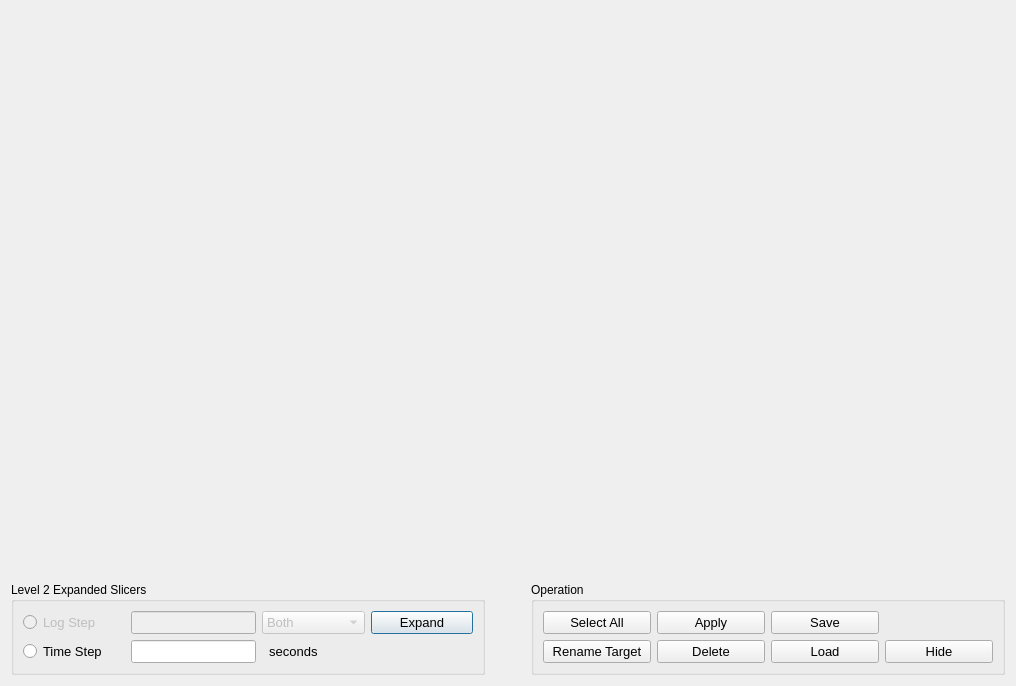
Qt form designer/ManualSlicerTable.ui (neutrons/PyVDrive) before a commit.
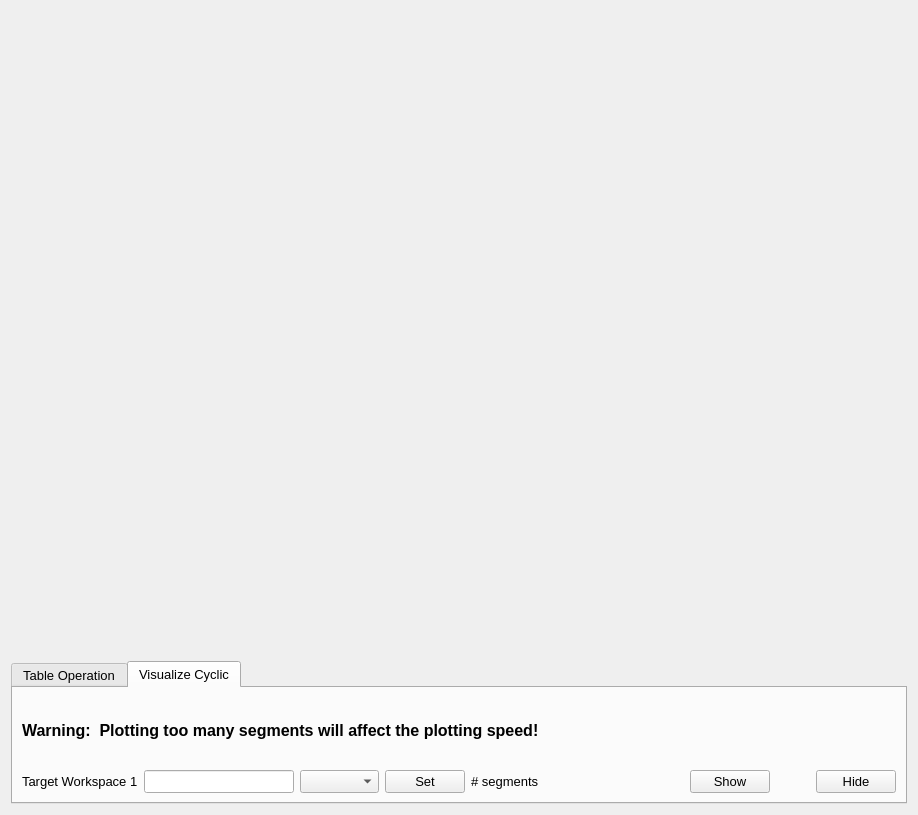
The same form after that commit. The open tabs and pages were chosen to show the change.

Commit message: Refs #196. Expanded manual slicer dialog for visualize on cylic slicers.

What changed in the file:
```diff
--- a/designer/ManualSlicerTable.ui
+++ b/designer/ManualSlicerTable.ui
@@ -6,8 +6,8 @@
    <rect>
     <x>0</x>
     <y>0</y>
-    <width>1016</width>
-    <height>686</height>
+    <width>918</width>
+    <height>815</height>
    </rect>
   </property>
   <property name="windowTitle">
@@ -17,7 +17,7 @@
    <item>
 <widget class="QFrame" name="frame_tableWidget_segments">
      <property name="sizePolicy">
-      <sizepolicy hsizetype="Minimum" vsizetype="Expanding">
+      <sizepolicy hsizetype="Expanding" vsizetype="Expanding">
        <horstretch>0</horstretch>
        <verstretch>0</verstretch>
       </sizepolicy>
@@ -31,8 +31,27 @@
     </widget>
    </item>
    <item>
-    <layout class="QHBoxLayout" name="horizontalLayout">
-     <item>
+    <widget class="QTabWidget" name="tabWidget">
+     <property name="sizePolicy">
+      <sizepolicy hsizetype="Expanding" vsizetype="Preferred">
+       <horstretch>0</horstretch>
+       <verstretch>0</verstretch>
+      </sizepolicy>
+     </property>
+     <property name="font">
+      <font>
+       <pointsize>10</pointsize>
+      </font>
+     </property>
+     <property name="currentIndex">
+      <number>0</number>
+     </property>
+     <widget class="QWidget" name="tab">
+      <attribute name="title">
+       <string>Table Operation</string>
+      </attribute>
+      <layout class="QGridLayout" name="gridLayout">
+       <item row="0" column="0">
       <widget class="QGroupBox" name="groupBox_level2Slicers">
        <property name="enabled">
         <bool>true</bool>
@@ -161,26 +180,10 @@
        </layout>
       </widget>
      </item>
-     <item>
-      <spacer name="horizontalSpacer">
-       <property name="orientation">
-        <enum>Qt::Horizontal</enum>
-       </property>
-       <property name="sizeType">
-        <enum>QSizePolicy::Ignored</enum>
-       </property>
-       <property name="sizeHint" stdset="0">
-        <size>
-         <width>40</width>
-         <height>20</height>
-        </size>
-       </property>
-      </spacer>
-     </item>
-     <item>
+       <item row="0" column="2">
       <widget class="QGroupBox" name="groupBox">
        <property name="title">
-        <string>Operation</string>
+          <string>Table</string>
        </property>
        <layout class="QGridLayout" name="gridLayout_4">
         <item row="0" column="0">
@@ -238,20 +241,6 @@
           </property>
          </widget>
         </item>
-        <item row="0" column="1">
-         <widget class="QPushButton" name="pushButton_applyTimeSegs">
-          <property name="font">
-           <font>
-            <pointsize>10</pointsize>
-            <weight>50</weight>
-            <bold>false</bold>
-           </font>
-          </property>
-          <property name="text">
-           <string>Apply</string>
-          </property>
-         </widget>
-        </item>
         <item row="3" column="2">
          <widget class="QPushButton" name="pushButton_loadSlicerFromFile">
           <property name="font">
@@ -264,7 +253,7 @@
           </property>
          </widget>
         </item>
-        <item row="0" column="2">
+          <item row="0" column="3">
          <widget class="QPushButton" name="pushButton_saveTimeSegs">
           <property name="font">
            <font>
@@ -278,20 +267,144 @@
           </property>
          </widget>
         </item>
+          <item row="0" column="2">
+           <widget class="QPushButton" name="pushButton_applyTimeSegs">
+            <property name="font">
+             <font>
+              <pointsize>10</pointsize>
+              <weight>50</weight>
+              <bold>false</bold>
+             </font>
+            </property>
+            <property name="text">
+             <string>Apply</string>
+            </property>
+           </widget>
+          </item>
        </layout>
       </widget>
      </item>
-    </layout>
-   </item>
-  </layout>
- </widget>
- <customwidgets>
-  <customwidget>
-   <class>DataSlicerSegmentTable</class>
-   <extends>QTableWidget</extends>
-   <header>vdrivetablewidgets.h</header>
-  </customwidget>
- </customwidgets>
+       <item row="0" column="1">
+        <spacer name="horizontalSpacer">
+         <property name="orientation">
+          <enum>Qt::Horizontal</enum>
+         </property>
+         <property name="sizeType">
+          <enum>QSizePolicy::Ignored</enum>
+         </property>
+         <property name="sizeHint" stdset="0">
+          <size>
+           <width>40</width>
+           <height>20</height>
+          </size>
+         </property>
+        </spacer>
+       </item>
+      </layout>
+     </widget>
+     <widget class="QWidget" name="tab_2">
+      <attribute name="title">
+       <string>Visualize Cyclic</string>
+      </attribute>
+      <layout class="QGridLayout" name="gridLayout_2">
+       <item row="0" column="0">
+        <widget class="QLabel" name="label">
+         <property name="font">
+          <font>
+           <pointsize>12</pointsize>
+           <weight>75</weight>
+           <bold>true</bold>
+          </font>
+         </property>
+         <property name="text">
+          <string>Warning:  Plotting too many segments will affect the plotting speed!</string>
+         </property>
+        </widget>
+       </item>
+       <item row="1" column="0">
+        <layout class="QHBoxLayout" name="horizontalLayout">
+         <item>
+          <widget class="QLabel" name="label_2">
+           <property name="text">
+            <string>Target Workspace 1</string>
+           </property>
+          </widget>
+         </item>
+         <item>
+          <widget class="QLineEdit" name="lineEdit_target1"/>
+         </item>
+         <item>
+          <widget class="QComboBox" name="comboBox_color1"/>
+         </item>
+         <item>
+          <widget class="QPushButton" name="pushButton_set1">
+           <property name="text">
+            <string>Set</string>
+           </property>
+          </widget>
+         </item>
+         <item>
+          <widget class="QLabel" name="label_numSegment1">
+           <property name="text">
+            <string># segments</string>
+           </property>
+          </widget>
+         </item>
+        </layout>
+       </item>
+       <item row="1" column="2">
+        <layout class="QHBoxLayout" name="horizontalLayout_2">
+         <item>
+          <widget class="QPushButton" name="pushButton_showSlicers">
+           <property name="text">
+            <string>Show</string>
+           </property>
+          </widget>
+         </item>
+         <item>
+          <spacer name="horizontalSpacer_2">
+           <property name="orientation">
+            <enum>Qt::Horizontal</enum>
+           </property>
+           <property name="sizeType">
+            <enum>QSizePolicy::Ignored</enum>
+           </property>
+           <property name="sizeHint" stdset="0">
+            <size>
+             <width>40</width>
+             <height>20</height>
+            </size>
+           </property>
+          </spacer>
+         </item>
+         <item>
+          <widget class="QPushButton" name="pushButton_hideSlicers">
+           <property name="text">
+            <string>Hide</string>
+           </property>
+          </widget>
+         </item>
+        </layout>
+       </item>
+       <item row="1" column="1">
+        <spacer name="horizontalSpacer_3">
+         <property name="orientation">
+          <enum>Qt::Horizontal</enum>
+         </property>
+         <property name="sizeHint" stdset="0">
+          <size>
+           <width>40</width>
+           <height>20</height>
+          </size>
+         </property>
+        </spacer>
+       </item>
+      </layout>
+     </widget>
+    </widget>
+   </item>
+  </layout>
+ </widget>
  <resources/>
  <connections/>
 </ui>
```
Lines whose indentation alone changed are shown as unchanged. The commit also changes 3 other files.
